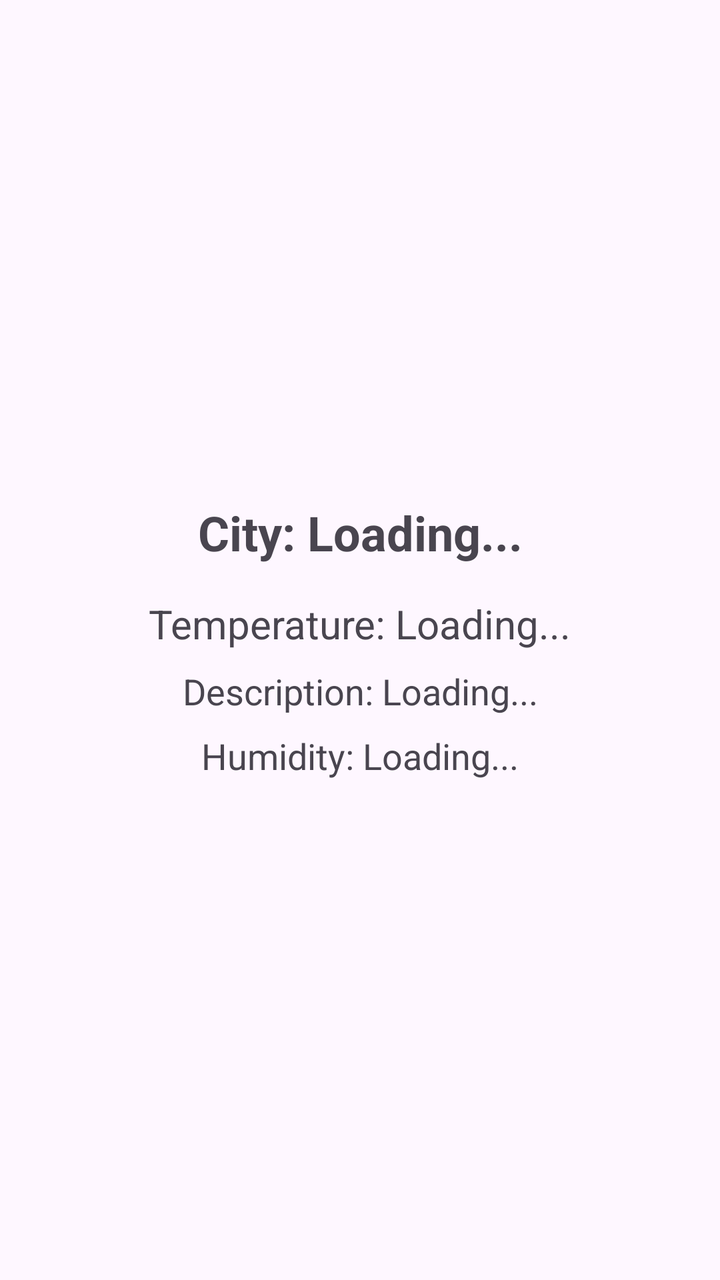
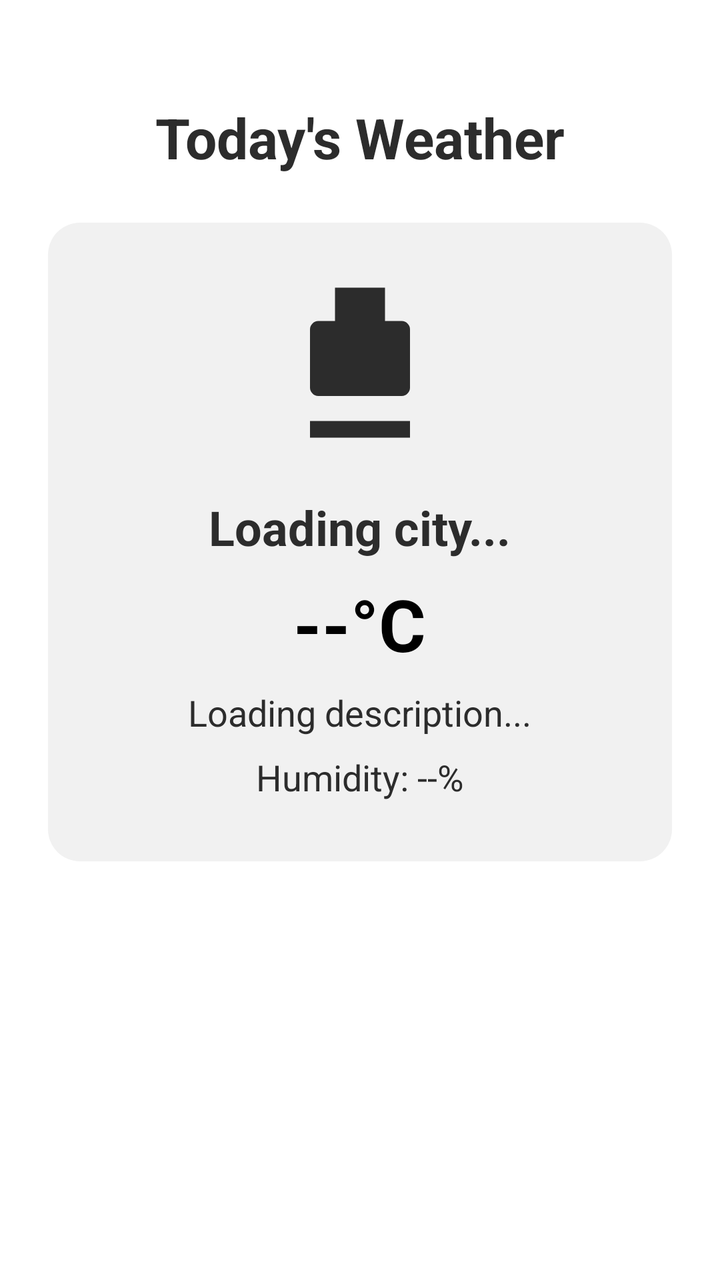

Screens rendered from an Android XML layout before and after an edit, with the pre-edit source and the edit as a unified diff.
<!-- AndroidManifest.xml: application theme Base.Theme.Textron0 -->
<!-- res/layout/activity_open_weather.xml -->
<?xml version="1.0" encoding="utf-8"?>
<androidx.constraintlayout.widget.ConstraintLayout xmlns:android="http://schemas.android.com/apk/res/android"
    xmlns:app="http://schemas.android.com/apk/res-auto"
    xmlns:tools="http://schemas.android.com/tools"
    android:id="@+id/main"
    android:layout_width="match_parent"
    android:layout_height="match_parent"
    tools:context=".OpenWeather">

    <TextView
        android:id="@+id/tvCity"
        android:layout_width="wrap_content"
        android:layout_height="wrap_content"
        android:text="City: Loading..."
        android:textSize="24sp"
        android:textStyle="bold"
        app:layout_constraintBottom_toTopOf="@+id/tvTemperature"
        app:layout_constraintEnd_toEndOf="parent"
        app:layout_constraintStart_toStartOf="parent"
        app:layout_constraintTop_toTopOf="parent"
        app:layout_constraintVertical_chainStyle="packed" />

    <TextView
        android:id="@+id/tvTemperature"
        android:layout_width="wrap_content"
        android:layout_height="wrap_content"
        android:layout_marginTop="16dp"
        android:text="Temperature: Loading..."
        android:textSize="20sp"
        app:layout_constraintBottom_toTopOf="@+id/tvDescription"
        app:layout_constraintEnd_toEndOf="parent"
        app:layout_constraintStart_toStartOf="parent"
        app:layout_constraintTop_toBottomOf="@+id/tvCity" />

    <TextView
        android:id="@+id/tvDescription"
        android:layout_width="wrap_content"
        android:layout_height="wrap_content"
        android:layout_marginTop="8dp"
        android:text="Description: Loading..."
        android:textSize="18sp"
        app:layout_constraintBottom_toTopOf="@+id/tvHumidity"
        app:layout_constraintEnd_toEndOf="parent"
        app:layout_constraintStart_toStartOf="parent"
        app:layout_constraintTop_toBottomOf="@+id/tvTemperature" />

    <TextView
        android:id="@+id/tvHumidity"
        android:layout_width="wrap_content"
        android:layout_height="wrap_content"
        android:layout_marginTop="8dp"
        android:text="Humidity: Loading..."
        android:textSize="18sp"
        app:layout_constraintBottom_toBottomOf="parent"
        app:layout_constraintEnd_toEndOf="parent"
        app:layout_constraintStart_toStartOf="parent"
        app:layout_constraintTop_toBottomOf="@+id/tvDescription" />

    <ProgressBar
        android:id="@+id/progressBar"
        android:layout_width="wrap_content"
        android:layout_height="wrap_content"
        android:visibility="gone"
        app:layout_constraintBottom_toBottomOf="parent"
        app:layout_constraintEnd_toEndOf="parent"
        app:layout_constraintStart_toStartOf="parent"
        app:layout_constraintTop_toTopOf="parent" />

</androidx.constraintlayout.widget.ConstraintLayout>
<!-- resources referenced by this layout -->
<resources>
  <style name="Base.Theme.Textron0" parent="Theme.Material3.Light.NoActionBar">
          <item name="colorPrimary">@color/blue</item>
          <item name="colorOnPrimary">@color/white</item>
          <item name="colorSecondary">@color/blue_dark</item>
      </style>
  <color name="blue">#001CFF</color>
  <color name="white">#FFFFFFFF</color>
  <color name="blue_dark">#000E75</color>
</resources>

<!-- the commit's change to res/layout/activity_open_weather.xml (unified diff, before → after) -->
@@ -5,65 +5,99 @@
     android:id="@+id/main"
     android:layout_width="match_parent"
     android:layout_height="match_parent"
+    android:background="@android:color/white"
     tools:context=".OpenWeather">
 
+    
     <TextView
-        android:id="@+id/tvCity"
+        android:id="@+id/weatherTitle"
         android:layout_width="wrap_content"
         android:layout_height="wrap_content"
-        android:text="City: Loading..."
-        android:textSize="24sp"
+        android:text="Today's Weather"
         android:textStyle="bold"
-        app:layout_constraintBottom_toTopOf="@+id/tvTemperature"
-        app:layout_constraintEnd_toEndOf="parent"
+        android:textSize="28sp"
+        android:textColor="#2C2C2C"
+        android:layout_marginTop="50dp"
+        app:layout_constraintTop_toTopOf="parent"
         app:layout_constraintStart_toStartOf="parent"
-        app:layout_constraintTop_toTopOf="parent"
-        app:layout_constraintVertical_chainStyle="packed" />
+        app:layout_constraintEnd_toEndOf="parent" />
 
-    <TextView
-        android:id="@+id/tvTemperature"
-        android:layout_width="wrap_content"
+    
+    <LinearLayout
+        android:id="@+id/weatherCard"
+        android:layout_width="0dp"
         android:layout_height="wrap_content"
-        android:layout_marginTop="16dp"
-        android:text="Temperature: Loading..."
-        android:textSize="20sp"
-        app:layout_constraintBottom_toTopOf="@+id/tvDescription"
-        app:layout_constraintEnd_toEndOf="parent"
+        android:orientation="vertical"
+        android:gravity="center"
+        android:padding="20dp"
+        android:background="@drawable/rounded_soft_grey"
+        android:layout_margin="24dp"
+        app:layout_constraintTop_toBottomOf="@id/weatherTitle"
         app:layout_constraintStart_toStartOf="parent"
-        app:layout_constraintTop_toBottomOf="@+id/tvCity" />
+        app:layout_constraintEnd_toEndOf="parent">
 
-    <TextView
-        android:id="@+id/tvDescription"
-        android:layout_width="wrap_content"
-        android:layout_height="wrap_content"
-        android:layout_marginTop="8dp"
-        android:text="Description: Loading..."
-        android:textSize="18sp"
-        app:layout_constraintBottom_toTopOf="@+id/tvHumidity"
-        app:layout_constraintEnd_toEndOf="parent"
-        app:layout_constraintStart_toStartOf="parent"
-        app:layout_constraintTop_toBottomOf="@+id/tvTemperature" />
+        
+        <ImageView
+            android:id="@+id/weatherIcon"
+            android:layout_width="100dp"
+            android:layout_height="100dp"
+            android:src="@drawable/ic_weather_placeholder"
+            android:tint="#2C2C2C"
+            android:layout_marginBottom="16dp"/>
 
-    <TextView
-        android:id="@+id/tvHumidity"
-        android:layout_width="wrap_content"
-        android:layout_height="wrap_content"
-        android:layout_marginTop="8dp"
-        android:text="Humidity: Loading..."
-        android:textSize="18sp"
-        app:layout_constraintBottom_toBottomOf="parent"
-        app:layout_constraintEnd_toEndOf="parent"
-        app:layout_constraintStart_toStartOf="parent"
-        app:layout_constraintTop_toBottomOf="@+id/tvDescription" />
+        
+        <TextView
+            android:id="@+id/tvCity"
+            android:layout_width="wrap_content"
+            android:layout_height="wrap_content"
+            android:text="Loading city..."
+            android:textSize="24sp"
+            android:textStyle="bold"
+            android:textColor="#2C2C2C"
+            android:layout_marginBottom="8dp"/>
 
+        
+        <TextView
+            android:id="@+id/tvTemperature"
+            android:layout_width="wrap_content"
+            android:layout_height="wrap_content"
+            android:text="--°C"
+            android:textSize="36sp"
+            android:textStyle="bold"
+            android:textColor="#000000"
+            android:layout_marginBottom="8dp"/>
+
+        
+        <TextView
+            android:id="@+id/tvDescription"
+            android:layout_width="wrap_content"
+            android:layout_height="wrap_content"
+            android:text="Loading description..."
+            android:textSize="18sp"
+            android:textColor="#2C2C2C"
+            android:layout_marginBottom="8dp"/>
+
+        
+        <TextView
+            android:id="@+id/tvHumidity"
+            android:layout_width="wrap_content"
+            android:layout_height="wrap_content"
+            android:text="Humidity: --%"
+            android:textSize="18sp"
+            android:textColor="#2C2C2C"
+            android:layout_marginBottom="10dp"/>
+
+    </LinearLayout>
+
+    
     <ProgressBar
         android:id="@+id/progressBar"
         android:layout_width="wrap_content"
         android:layout_height="wrap_content"
         android:visibility="gone"
-        app:layout_constraintBottom_toBottomOf="parent"
+        app:layout_constraintTop_toBottomOf="@id/weatherCard"
+        app:layout_constraintStart_toStartOf="parent"
         app:layout_constraintEnd_toEndOf="parent"
-        app:layout_constraintStart_toStartOf="parent"
-        app:layout_constraintTop_toTopOf="parent" />
+        android:layout_marginTop="20dp"/>
 
 </androidx.constraintlayout.widget.ConstraintLayout>
<!-- resource entries referenced after the edit -->
@@ -1,5 +1,20 @@
 <!-- resources referenced by this layout -->
 <resources>
+  <!-- drawable ic_weather_placeholder (drawable) -->
+  <vector xmlns:android="http://schemas.android.com/apk/res/android"
+      android:width="24dp"
+      android:height="24dp"
+      android:viewportWidth="24"
+      android:viewportHeight="24">
+      <path
+          android:fillColor="#000000"
+          android:pathData="M6,19h12v2H6v-2zM17.7,7.3C17.5,7.1 17.3,7 17,7h-2V3h-6v4H7C6.7,7 6.5,7.1 6.3,7.3C6.1,7.5 6,7.7 6,8v7c0,0.3 0.1,0.5 0.3,0.7C6.5,15.9 6.7,16 7,16h10c0.3,0 0.5,-0.1 0.7,-0.3C17.9,15.5 18,15.3 18,15V8C18,7.7 17.9,7.5 17.7,7.3z"/>
+  </vector>
+  <!-- drawable rounded_soft_grey (drawable) -->
+  <shape xmlns:android="http://schemas.android.com/apk/res/android">
+      <solid android:color="#F1F1F1"/>
+      <corners android:radius="16dp"/>
+  </shape>
   <style name="Base.Theme.Textron0" parent="Theme.Material3.Light.NoActionBar">
           <item name="colorPrimary">@color/blue</item>
           <item name="colorOnPrimary">@color/white</item>
